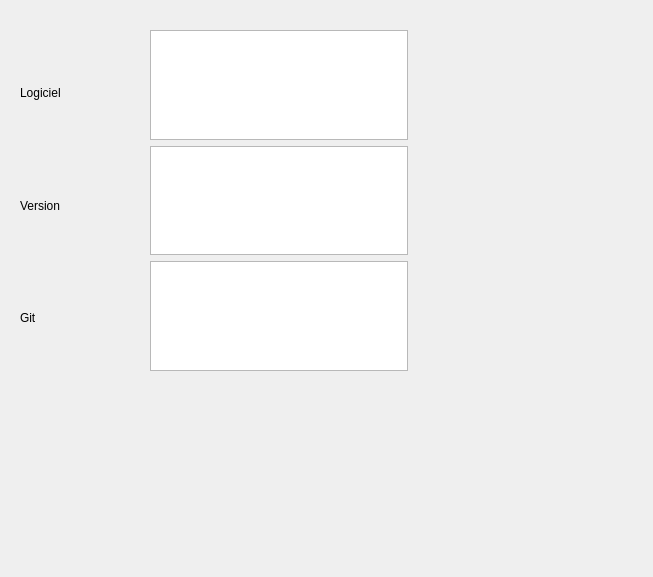
First picture: the form in sources/dialog.ui, repository jose94752/ClipEdit, before the edit.
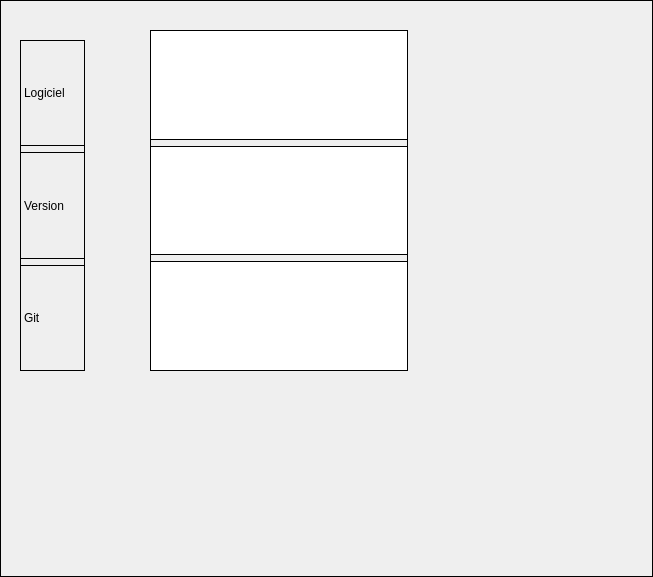
Second picture: the form after the edit.

Commit message: Add border to dialog class and define a border

```diff
--- a/sources/dialog.ui
+++ b/sources/dialog.ui
@@ -13,12 +13,15 @@
   <property name="windowTitle">
    <string>Dialog</string>
   </property>
-  <widget class="QWidget" name="">
+  <property name="styleSheet">
+   <string notr="true">border: 1px solid;</string>
+  </property>
+  <widget class="QWidget" name="layoutWidget">
    <property name="geometry">
     <rect>
      <x>20</x>
      <y>40</y>
-     <width>55</width>
+     <width>65</width>
      <height>331</height>
     </rect>
    </property>
@@ -46,7 +49,7 @@
     </item>
    </layout>
   </widget>
-  <widget class="QWidget" name="">
+  <widget class="QWidget" name="layoutWidget">
    <property name="geometry">
     <rect>
      <x>150</x>
```
The commit also changes 1 other file.
